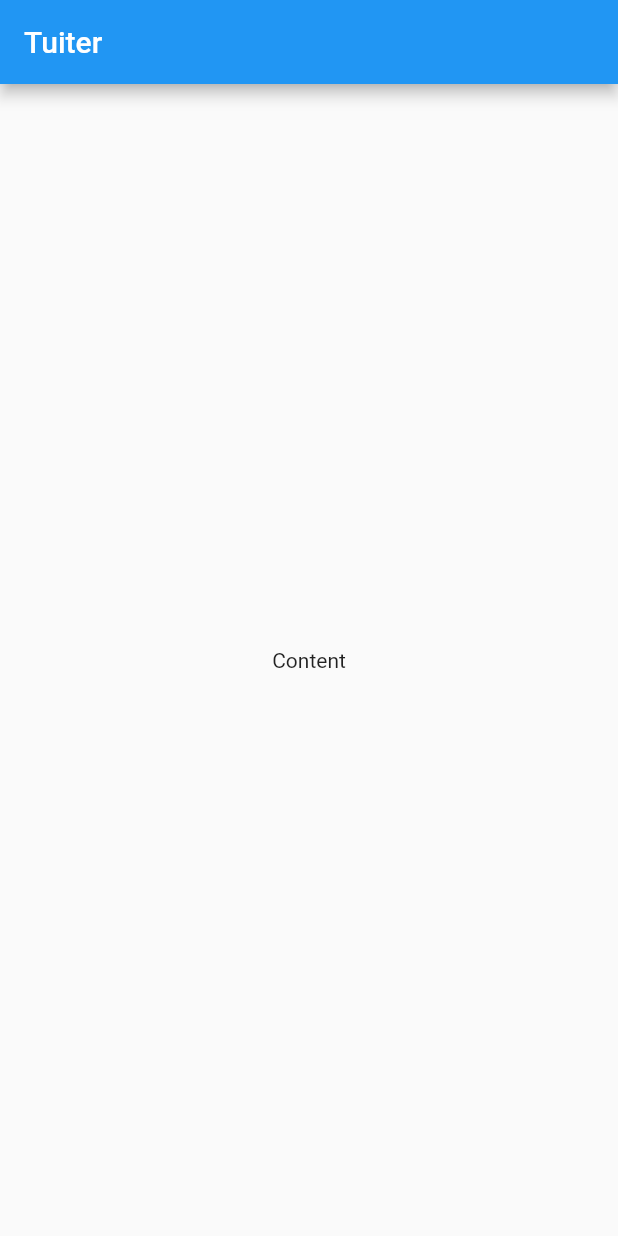
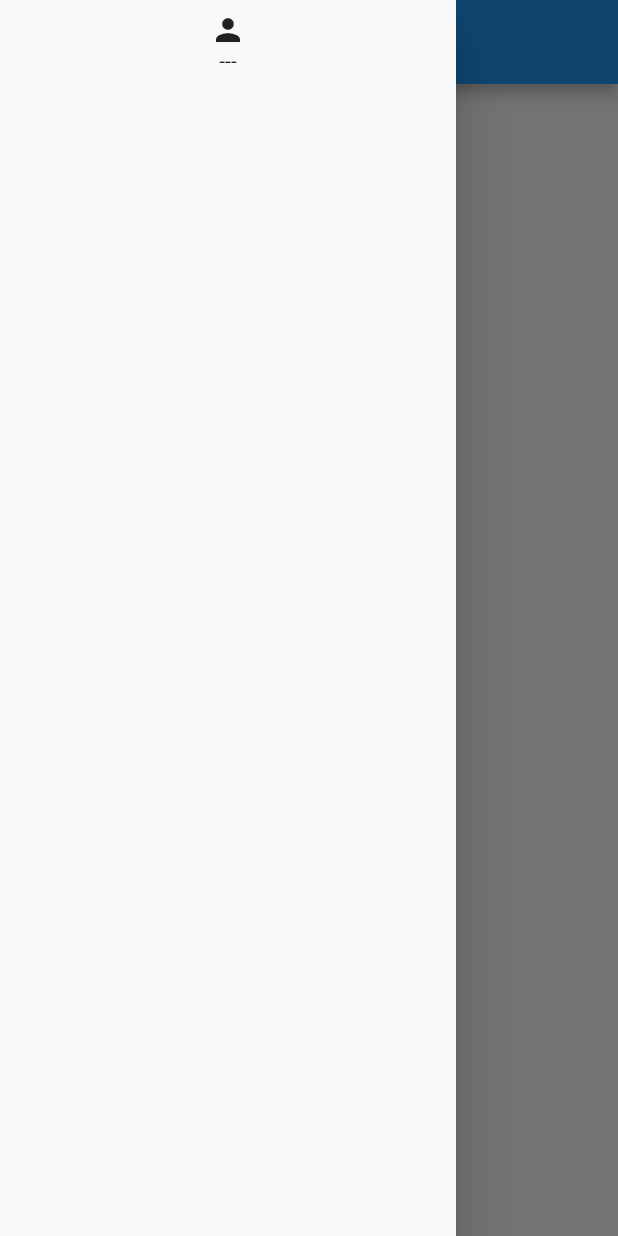
Before and after one commit to poqueque/tuiter, a Flutter app: the HomePage screen opened directly, with the side drawer open (before the commit the screen has no drawer), on a phone screen of 412 x 824 dp. Run offline on Flutter 3.47's test engine with Material 2 defaults, Android fonts, the phone set to English and light mode, and no system bars; our stand-ins replace firebase_auth, firebase_core; missing offline and left inert: firebase_ui_auth; accounts and stored records are empty; generated files the repository leaves out were written again.

Commit message:
Firebase Auth added

```diff
--- a/lib/main.dart
+++ b/lib/main.dart
@@ -1,7 +1,8 @@
 import 'package:flutter/material.dart';
 import 'package:tuiter/screens/home.dart';
+import 'package:tuiter/screens/splash.dart';
 
-void main() {
+void main() async {
   runApp(const MyApp());
 }
 
@@ -15,7 +16,7 @@ class MyApp extends StatelessWidget {
       theme: ThemeData(
         primarySwatch: Colors.blue,
       ),
-      home: const HomePage(),
+      home: const Splash(),
     );
   }
 }
--- a/lib/screens/home.dart
+++ b/lib/screens/home.dart
@@ -1,4 +1,6 @@
 import 'package:flutter/material.dart';
+
+import '../widgets/app_drawer.dart';
 
 class HomePage extends StatefulWidget {
   const HomePage({super.key});
@@ -12,6 +14,7 @@ class _HomePageState extends State<HomePage> {
   @override
   Widget build(BuildContext context) {
     return Scaffold(
+      drawer: const AppDrawer(),
       appBar: AppBar(
         title: const Text("Tuiter"),
       ),
--- /dev/null
+++ b/lib/services/firebase_service.dart
@@ -0,0 +1,14 @@
+import 'package:firebase_auth/firebase_auth.dart';
+
+class FirebaseService {
+
+  static FirebaseService? _instance;
+
+  static FirebaseService get instance {
+    _instance ??= FirebaseService();
+    return _instance!;
+  }
+
+  final User? user = FirebaseAuth.instance.currentUser;
+
+}
--- /dev/null
+++ b/lib/widgets/app_drawer.dart
@@ -0,0 +1,27 @@
+import 'package:flutter/material.dart';
+import 'package:tuiter/services/firebase_service.dart';
+
+class AppDrawer extends StatelessWidget {
+  const AppDrawer({Key? key}) : super(key: key);
+
+  @override
+  Widget build(BuildContext context) {
+    return Drawer(
+      child: Padding(
+        padding: const EdgeInsets.all(8.0),
+        child: Column(
+          children: [
+            //User icon
+            const Icon(Icons.person),
+            //User name
+            Text(FirebaseService.instance.user?.displayName ?? "---")
+            //User alias
+            //Followers / Following
+            //Link to profile page
+            //Logout
+          ],
+        ),
+      ),
+    );
+  }
+}
```
Also changed, not shown: lib/screens/login_page.dart (added, +24 -0 lines), lib/screens/splash.dart (added, +59 -0 lines), pubspec.yaml (+4 -72 lines), pubspec.lock, 6 other files.
